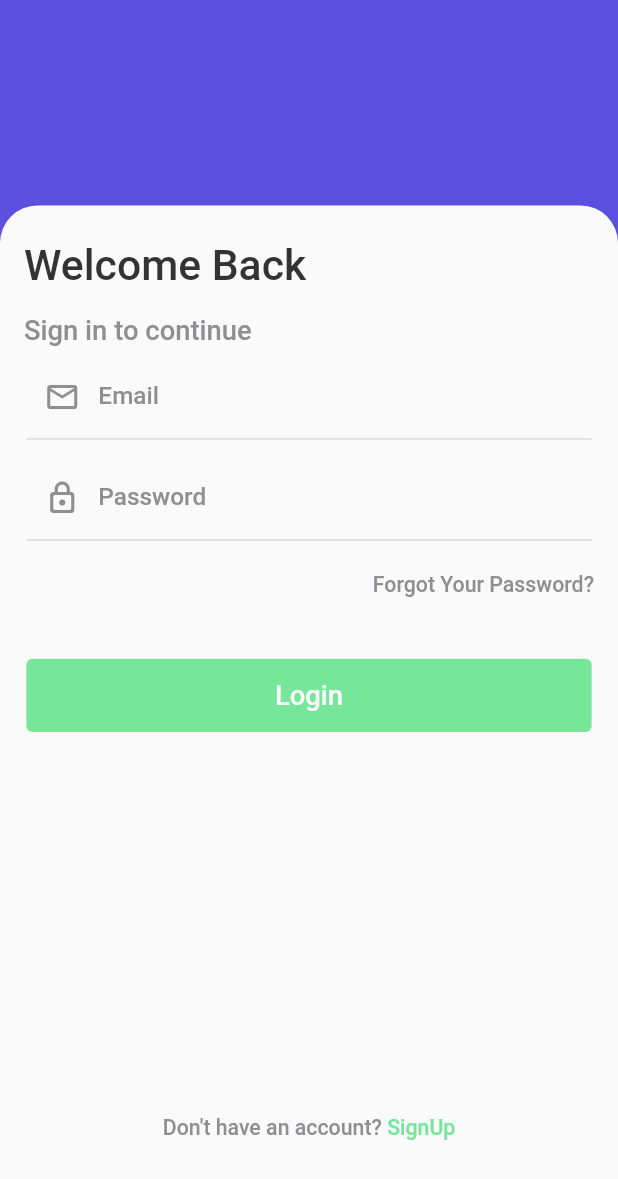
After one commit to Heshamazab1999/SmartApp, a Flutter app: the LoginScreen screen opened by its route, on a phone screen of 412 x 824 dp. The commit adds this screen. Shown: the top 1179 px of the screen. Run offline on Flutter 3.47's test engine with Material 2 defaults, Android fonts, the phone set to English and light mode, and no system bars; our stand-ins replace flutter_screenutil, flutter_svg, get, smooth_page_indicator.

Commit message:
finish login_screen.dart

```diff
--- a/analysis_options.yaml
+++ b/analysis_options.yaml
@@ -22,7 +22,7 @@ linter:
   # `// ignore_for_file: name_of_lint` syntax on the line or in the file
   # producing the lint.
   rules:
-    # avoid_print: false  # Uncomment to disable the `avoid_print` rule
+     avoid_print: false  # Uncomment to disable the `avoid_print` rule
     # prefer_single_quotes: true  # Uncomment to enable the `prefer_single_quotes` rule
 
 # Additional information about this file can be found at
--- /dev/null
+++ b/lib/components/custom_text_field.dart
@@ -0,0 +1,51 @@
+import 'package:education_app/constants.dart';
+import 'package:flutter/material.dart';
+import 'package:flutter_screenutil/flutter_screenutil.dart';
+
+class CustomTextField extends StatelessWidget {
+  const CustomTextField(
+      {Key? key,
+      this.controller,
+      this.icon,
+      this.label,
+      this.onchange,
+      this.type,
+      this.obSecure = false})
+      : super(key: key);
+  final String? label;
+  final IconData? icon;
+  final TextEditingController? controller;
+  final Function(String)? onchange;
+  final bool? obSecure;
+  final TextInputType? type;
+
+  @override
+  Widget build(BuildContext context) {
+    return Padding(
+      padding: EdgeInsets.symmetric(horizontal: 16.w, vertical: 5.h),
+      child: TextField(
+        keyboardType: type,
+        controller: controller,
+        onChanged: onchange,
+        obscureText: obSecure!,
+        cursorColor: K.blackColor,
+        style: TextStyle(
+            color: K.blackColor, fontSize: 14.sp, fontWeight: FontWeight.w500),
+        decoration: InputDecoration(
+          prefixIcon: Icon(icon, color: K.greyColor),
+          labelText: label,
+          labelStyle: TextStyle(
+              fontSize: 16.sp,
+              fontWeight: FontWeight.w500,
+              color: const Color(0xff8E8E93)),
+          enabledBorder: const UnderlineInputBorder(
+            borderSide: BorderSide(color: Color(0xffDADADA)),
+          ),
+          focusedBorder: const UnderlineInputBorder(
+            borderSide: BorderSide(color: Color(0xffDADADA)),
+          ),
+        ),
+      ),
+    );
+  }
+}
--- /dev/null
+++ b/lib/components/login_button.dart
@@ -0,0 +1,26 @@
+import 'package:education_app/constants.dart';
+import 'package:flutter/material.dart';
+import 'package:flutter_screenutil/flutter_screenutil.dart';
+
+class LoginButton extends StatelessWidget {
+  const LoginButton({Key? key, this.label, this.onTap}) : super(key: key);
+  final Function()?onTap;
+  final String?label;
+
+  @override
+  Widget build(BuildContext context) {
+    return SizedBox(
+        width: 343.w,
+        height: 48.h,
+        child: TextButton(
+          onPressed: onTap,
+          child: Text(label!,
+              style: TextStyle(
+                  color: K.whiteColor,
+                  fontSize: 18.sp,
+                  fontWeight: FontWeight.w500)),
+          style: TextButton.styleFrom(backgroundColor: K.secondaryColor),
+        ),
+    );
+  }
+}
--- /dev/null
+++ b/lib/components/rich_text.dart
@@ -0,0 +1,31 @@
+import 'package:education_app/constants.dart';
+import 'package:flutter/gestures.dart';
+import 'package:flutter/material.dart';
+import 'package:flutter_screenutil/flutter_screenutil.dart';
+
+class FixedRichText extends StatelessWidget {
+  final String? leftLabel;
+  final String? rightLabel;
+  final Function()? onTap;
+
+  const FixedRichText(
+      {Key? key, this.onTap, this.leftLabel, this.rightLabel})
+      : super(key: key);
+
+  @override
+  Widget build(BuildContext context) {
+    return RichText(
+        text: TextSpan(
+            text: leftLabel,
+            style: TextStyle(
+                fontSize: 14.sp,
+                fontWeight: FontWeight.w500,
+                color: K.greyColor),
+            children: [
+          TextSpan(
+              text: rightLabel,
+              style:  TextStyle(fontSize: 14.sp, color: K.secondaryColor),
+              recognizer: TapGestureRecognizer()..onTap = onTap)
+        ]));
+  }
+}
--- a/lib/constants.dart
+++ b/lib/constants.dart
@@ -5,6 +5,8 @@ class K {
   static const mainColor = Color(0xff5B4FDE);
   static const secondaryColor = Color(0xff76E69B);
   static const whiteColor = Color(0xffFAFAFA);
+  static const blackColor = Color(0xff333333);
+  static const greyColor = Color(0xff8E8E93);
   static final width = Get.width;
   static final height = Get.height;
 }
--- a/lib/main.dart
+++ b/lib/main.dart
@@ -1,4 +1,5 @@
-import 'package:education_app/screens/onboarding_screen/onboarding_screen.dart';
+import 'package:education_app/routes/app_route.dart';
+import 'package:education_app/routes/app_screens.dart';
 import 'package:flutter/material.dart';
 import 'package:flutter_screenutil/flutter_screenutil.dart';
 import 'package:get/get.dart';
@@ -12,13 +13,14 @@ class MyApp extends StatelessWidget {
 
   @override
   Widget build(BuildContext context) {
-    return  ScreenUtilInit(
+    return ScreenUtilInit(
         designSize: const Size(375, 812),
-    minTextAdapt: true,
-    splitScreenMode: true,
-    builder: () => const GetMaterialApp(
-      debugShowCheckedModeBanner: false,
-      home: OnBoardingScreen(),
-    ));
+        minTextAdapt: true,
+        splitScreenMode: true,
+        builder: () => GetMaterialApp(
+              debugShowCheckedModeBanner: false,
+              initialRoute: AppRoute.onBoardingScreen,
+              getPages: AppScreens.screens,
+            ));
   }
 }
--- /dev/null
+++ b/lib/routes/app_route.dart
@@ -0,0 +1,5 @@
+class AppRoute {
+  static const splashScreen = '/';
+  static const onBoardingScreen = '/OnBoarding_Screen';
+  static const loginScreen = '/Login_Screen';
+}
--- /dev/null
+++ b/lib/routes/app_screens.dart
@@ -0,0 +1,14 @@
+import 'package:education_app/routes/app_route.dart';
+import 'package:education_app/screens/login_screen/login_screen.dart';
+import 'package:education_app/screens/onboarding_screen/onboarding_screen.dart';
+import 'package:education_app/screens/splash_screen.dart';
+import 'package:get/get.dart';
+
+class AppScreens {
+  static final screens = [
+    GetPage(name: AppRoute.splashScreen, page: () => const SplashScreen()),
+    GetPage(
+        name: AppRoute.onBoardingScreen, page: () => const OnBoardingScreen()),
+    GetPage(name: AppRoute.loginScreen, page: () => const LoginScreen()),
+  ];
+}
--- /dev/null
+++ b/lib/screens/login_screen/login_screen.dart
@@ -0,0 +1,103 @@
+import 'package:education_app/components/custom_text_field.dart';
+import 'package:education_app/components/login_button.dart';
+import 'package:education_app/components/rich_text.dart';
+import 'package:education_app/constants.dart';
+import 'package:flutter/material.dart';
+import 'package:flutter_screenutil/flutter_screenutil.dart';
+
+class LoginScreen extends StatelessWidget {
+  const LoginScreen({Key? key}) : super(key: key);
+
+  @override
+  Widget build(BuildContext context) {
+    return Scaffold(
+      backgroundColor: K.mainColor,
+      body: Padding(
+        padding: EdgeInsets.only(top: 135.h, right: 0, left: 0, bottom: 0),
+        child: Container(
+          height: K.height,
+          width: K.width,
+          decoration: const BoxDecoration(
+              color: K.whiteColor,
+              borderRadius: BorderRadius.only(
+                topLeft: Radius.circular(25),
+                topRight: Radius.circular(25),
+              )),
+          child: SingleChildScrollView(
+            child: Column(
+              crossAxisAlignment: CrossAxisAlignment.start,
+              children: [
+                Padding(
+                  padding: const EdgeInsets.only(top: 24, left: 16),
+                  child: Text("Welcome Back",
+                      style: TextStyle(
+                          fontSize: 28.sp,
+                          fontWeight: FontWeight.w500,
+                          color: K.blackColor)),
+                ),
+                Padding(
+                  padding: const EdgeInsets.only(top: 16, left: 16),
+                  child: Text("Sign in to continue",
+                      style: TextStyle(
+                          fontSize: 18.sp,
+                          fontWeight: FontWeight.w500,
+                          color: K.greyColor)),
+                ),
+                CustomTextField(
+                  label: "Email",
+                  type: TextInputType.emailAddress,
+                  icon: Icons.email_outlined,
+                  obSecure: false,
+                  onchange: (v) {
+                    print(v);
+                  },
+                ),
+                CustomTextField(
+                  label: "Password",
+                  type: TextInputType.phone,
+                  icon: Icons.lock_outline_rounded,
+                  obSecure: true,
+                  onchange: (v) {
+                    print(v);
+                  },
+                ),
+                Padding(
+                  padding: const EdgeInsets.only(top: 16, right: 16),
+                  child: Align(
+                    alignment: Alignment.bottomRight,
+                    child: GestureDetector(
+                      onTap: () {},
+                      child: Text("Forgot Your Password?",
+                          style: TextStyle(
+                              fontSize: 14.sp,
+                              fontWeight: FontWeight.w500,
+                              color: K.greyColor)),
+                    ),
+                  ),
+                ),
+                Center(
+                  child: Padding(
+                    padding: EdgeInsets.only(top: 40.h),
+                    child: LoginButton(
+                      onTap: () {},
+                      label: "Login",
+                    ),
+                  ),
+                ),
+                SizedBox(height: 252.h),
+                Align(
+                  alignment: Alignment.bottomCenter,
+                  child: FixedRichText(
+                    onTap: () {},
+                    leftLabel: "Don't have an account? ",
+                    rightLabel: "SignUp",
+                  ),
+                ),
+              ],
+            ),
+          ),
+        ),
+      ),
+    );
+  }
+}
--- a/lib/screens/onboarding_screen/onboarding_screen.dart
+++ b/lib/screens/onboarding_screen/onboarding_screen.dart
@@ -1,6 +1,8 @@
 import 'package:education_app/components/page_view_model.dart';
 import 'package:education_app/components/register_button.dart';
 import 'package:education_app/constants.dart';
+import 'package:education_app/routes/app_route.dart';
+import 'package:education_app/screens/login_screen/login_screen.dart';
 import 'package:education_app/screens/onboarding_screen/controller/onboarding_controller.dart';
 import 'package:flutter/material.dart';
 import 'package:flutter_screenutil/flutter_screenutil.dart';
@@ -53,7 +55,10 @@ class OnBoardingScreen extends StatelessWidget {
                     ? RegisterButton(
                         color: K.secondaryColor,
                         label: "Login",
-                        onTap: () {},
+                        onTap: () {
+                          Get.to(() => const LoginScreen(),
+                              transition: Transition.fade);
+                        },
                       )
                     : GestureDetector(
                         onTap: () {
@@ -100,8 +105,9 @@ class OnBoardingScreen extends StatelessWidget {
                         fontWeight: FontWeight.w500),
                   ),
                 )
-          //
+              //
               : Container()),
+          box(),
           box()
         ],
       ),
```
Also changed, not shown: pubspec.yaml (+5 -16 lines), assets/fonts/Raleway-VariableFont_wght.ttf (added), pubspec.lock.
